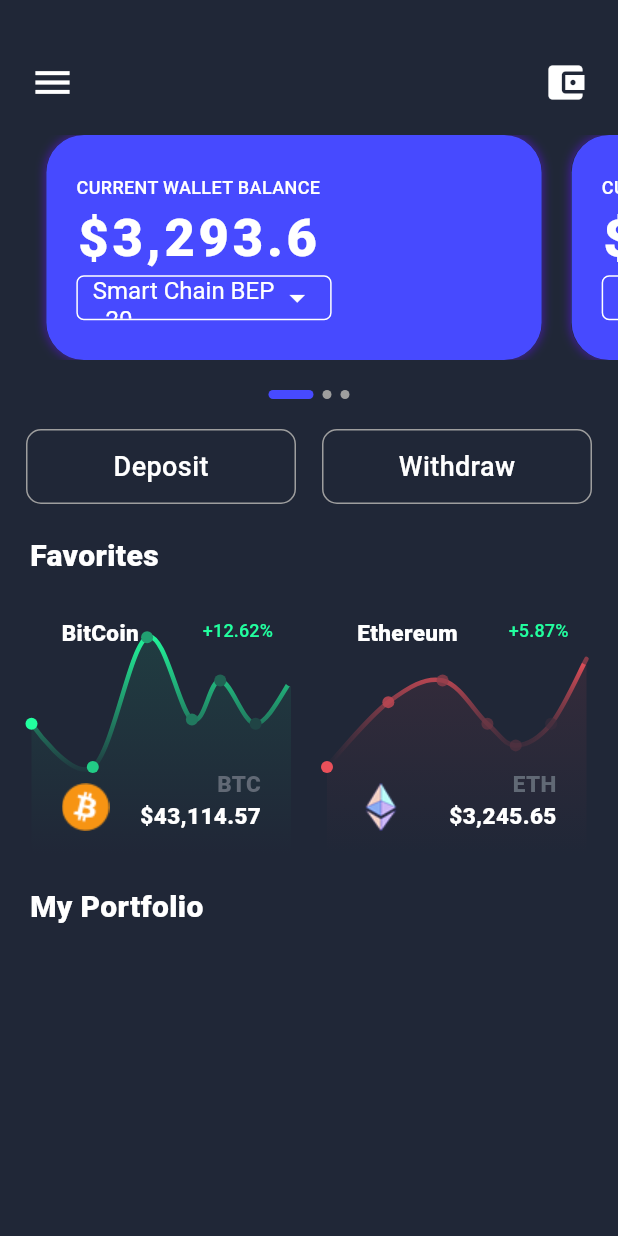
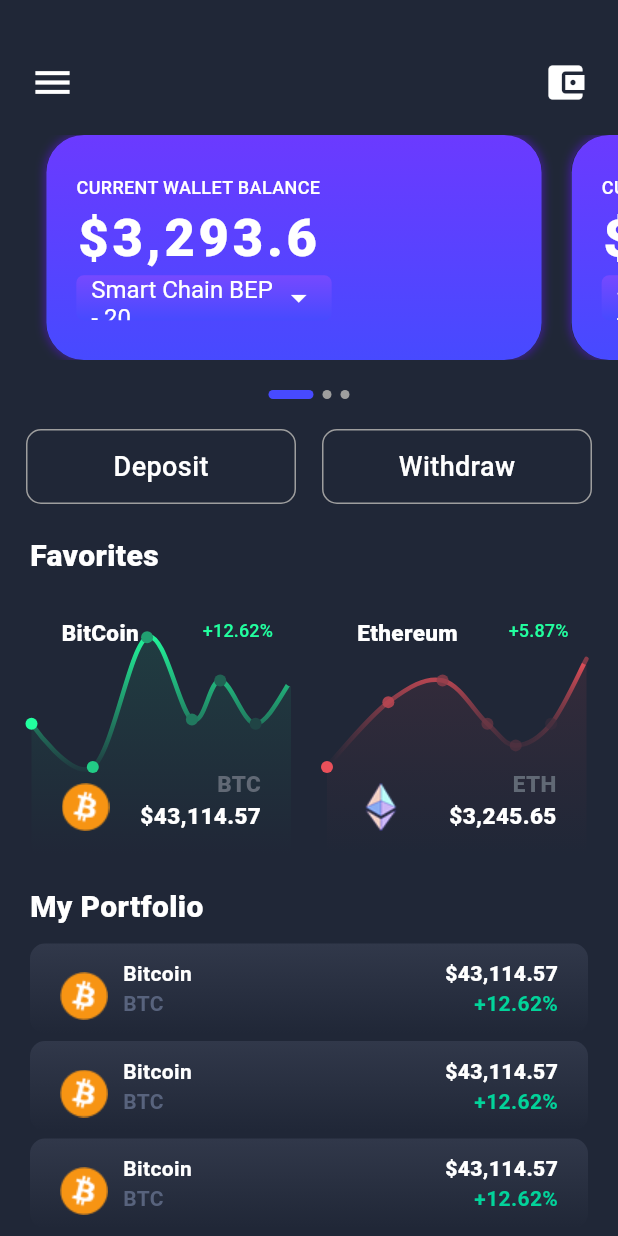
Before and after one commit to nicowalter256/crypto-wallet-app, a Flutter app: the screen it shows after launch, on a phone screen of 412 x 824 dp. Run offline on Flutter 3.47's test engine with Material 3 defaults, Android fonts, the phone set to English and light mode, and no system bars; drawn by our look-alikes of fl_chart.

Commit message:
nc commit

```diff
--- /dev/null
+++ b/lib/flcharts/portfolio.dart
@@ -0,0 +1,106 @@
+import 'package:flutter/material.dart';
+
+class Portfolio extends StatefulWidget {
+  const Portfolio({super.key});
+
+  @override
+  State<Portfolio> createState() => _PortfolioState();
+}
+
+class _PortfolioState extends State<Portfolio> {
+  List<Color> portfolioGradientColors = [
+    const Color.fromRGBO(49, 56, 74, 1),
+    const Color.fromRGBO(32, 39, 55, 100),
+  ];
+  @override
+  Widget build(BuildContext context) {
+    return Container(
+      margin: const EdgeInsets.symmetric(horizontal: 20),
+      child: Column(
+        crossAxisAlignment: CrossAxisAlignment.center,
+        mainAxisAlignment: MainAxisAlignment.center,
+        children: [
+          Container(
+            // ignore: prefer_const_constructors
+
+            height: 60,
+            width: double.infinity,
+            decoration: BoxDecoration(
+              borderRadius: BorderRadius.circular(10),
+              gradient: LinearGradient(
+                colors: portfolioGradientColors,
+                begin: Alignment.topCenter,
+                end: Alignment.bottomCenter,
+              ),
+            ),
+            child: Container(
+              margin: EdgeInsets.only(
+                left: 20,
+                right: 20,
+                top: 10,
+              ),
+              child: Row(
+                crossAxisAlignment: CrossAxisAlignment.center,
+                mainAxisAlignment: MainAxisAlignment.spaceBetween,
+                children: [
+                  Row(
+                    children: [
+                      Image.asset(
+                        'assets/bitcoin.png',
+                      ),
+                      const SizedBox(
+                        width: 10,
+                      ),
+                      const Column(
+                        crossAxisAlignment: CrossAxisAlignment.start,
+                        children: [
+                          Text(
+                            'Bitcoin',
+                            style: TextStyle(
+                              color: Colors.white,
+                              fontSize: 14,
+                              fontWeight: FontWeight.w600,
+                            ),
+                          ),
+                          Text(
+                            'BTC',
+                            style: TextStyle(
+                              color: Color.fromRGBO(88, 99, 125, 1),
+                              fontSize: 14,
+                              fontWeight: FontWeight.w600,
+                            ),
+                          ),
+                        ],
+                      ),
+                    ],
+                  ),
+                  const Column(
+                    crossAxisAlignment: CrossAxisAlignment.end,
+                    children: [
+                      Text(
+                        '\$43,114.57',
+                        style: TextStyle(
+                          color: Colors.white,
+                          fontSize: 14,
+                          fontWeight: FontWeight.w800,
+                        ),
+                      ),
+                      Text(
+                        '+12.62%',
+                        style: TextStyle(
+                          color: Color(0xff02d39a),
+                          fontSize: 14,
+                          fontWeight: FontWeight.w600,
+                        ),
+                      ),
+                    ],
+                  ),
+                ],
+              ),
+            ),
+          ),
+        ],
+      ),
+    );
+  }
+}
--- a/lib/home_screen.dart
+++ b/lib/home_screen.dart
@@ -1,5 +1,6 @@
 import 'package:flutter/material.dart';
 import './flcharts/line_chart_sample2.dart';
+import './flcharts/portfolio.dart';
 
 class HomeScreen extends StatefulWidget {
   const HomeScreen({super.key});
@@ -17,6 +18,18 @@ class _HomeScreenState extends State<HomeScreen> {
   final List<Color> gradientColors = [
     const Color(0xff23b6e6),
     const Color(0xff02d39a),
+  ];
+  List<Color> scrollGradientColors = [
+    const Color.fromRGBO(107, 58, 255, 1),
+    const Color.fromARGB(255, 71, 74, 255),
+  ];
+  List<Color> currencyGradientColors = [
+    const Color.fromARGB(255, 118, 73, 255),
+    const Color.fromARGB(255, 71, 74, 255),
+  ];
+  List<Color> portfolioGradientColors = [
+    const Color.fromRGBO(49, 56, 74, 1),
+    const Color.fromRGBO(32, 39, 55, 100),
   ];
 
   // Dropdown items
@@ -81,7 +94,11 @@ class _HomeScreenState extends State<HomeScreen> {
                           blurStyle: BlurStyle.outer,
                         )
                       ],
-                      color: const Color.fromARGB(255, 71, 74, 255),
+                      gradient: LinearGradient(
+                        colors: scrollGradientColors,
+                        begin: Alignment.topCenter,
+                        end: Alignment.bottomCenter,
+                      ),
                       borderRadius: BorderRadius.circular(25),
                     ),
                     child: Container(
@@ -112,11 +129,12 @@ class _HomeScreenState extends State<HomeScreen> {
                             padding: const EdgeInsets.symmetric(horizontal: 10),
                             height: 30,
                             decoration: BoxDecoration(
+                              gradient: LinearGradient(
+                                colors: currencyGradientColors,
+                                begin: Alignment.topCenter,
+                                end: Alignment.bottomCenter,
+                              ),
                               borderRadius: BorderRadius.circular(5),
-                              border: Border.all(
-                                color: Colors.white, // White outline
-                                width: 1, // 1px border width
-                              ),
                             ),
                             child: DropdownButton<String>(
                               value: selectedItem,
@@ -205,7 +223,7 @@ class _HomeScreenState extends State<HomeScreen> {
                   width: 180,
                   decoration: BoxDecoration(
                     color: isFirstButtonActive
-                        ? const Color.fromARGB(255, 71, 74, 255)
+                        ? const Color.fromRGBO(107, 58, 255, 1)
                         : Colors.transparent,
                     border: Border.all(
                       color: isFirstButtonActive
@@ -238,7 +256,7 @@ class _HomeScreenState extends State<HomeScreen> {
                   width: 180,
                   decoration: BoxDecoration(
                     color: isSecondButtonActive
-                        ? const Color.fromARGB(255, 71, 74, 255)
+                        ? const Color.fromRGBO(107, 58, 255, 1)
                         : Colors.transparent,
                     border: Border.all(
                       color: isSecondButtonActive
@@ -293,10 +311,18 @@ class _HomeScreenState extends State<HomeScreen> {
               ),
             ),
           ),
-          Container(
-            height: 60,
-            width: double.infinity,
-          )
+          const SizedBox(
+            height: 10,
+          ),
+          const Portfolio(),
+          const SizedBox(
+            height: 5,
+          ),
+          const Portfolio(),
+          const SizedBox(
+            height: 5,
+          ),
+          const Portfolio(),
         ],
       ),
     );
```
